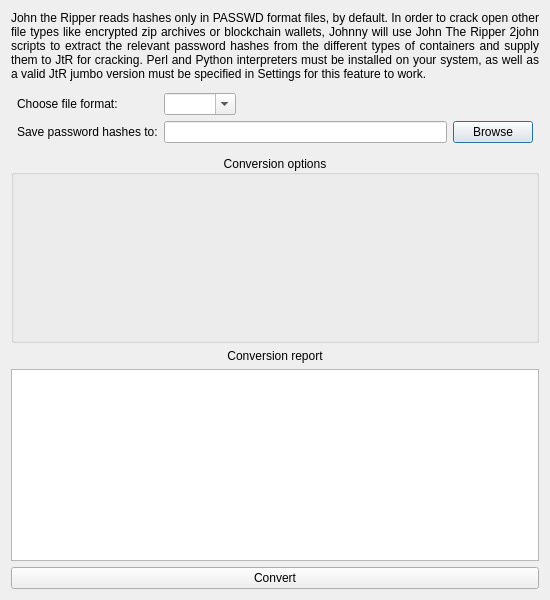
openwall/johnny, file forms/openotherformatfiledialog.ui: the form before one commit.
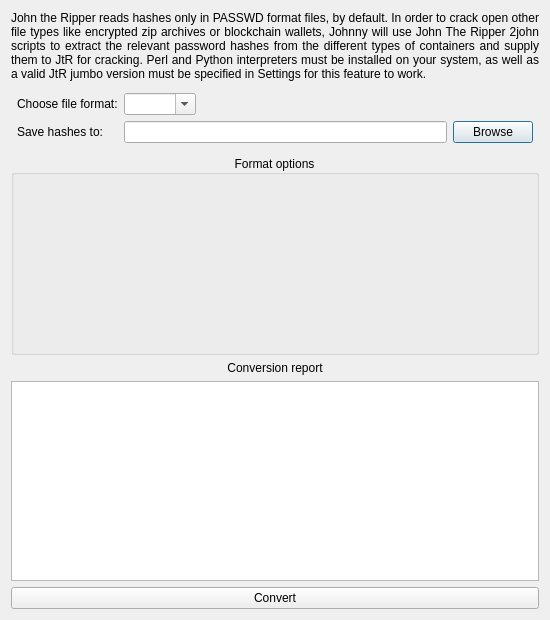
The form after the commit.

Commit message: More fixes for the 2john format functionality.

The edit to the form file:
```diff
--- a/forms/openotherformatfiledialog.ui
+++ b/forms/openotherformatfiledialog.ui
@@ -7,13 +7,13 @@
     <x>0</x>
     <y>0</y>
     <width>550</width>
-    <height>600</height>
+    <height>620</height>
    </rect>
   </property>
   <property name="minimumSize">
    <size>
     <width>550</width>
-    <height>600</height>
+    <height>620</height>
    </size>
   </property>
   <property name="windowTitle">
@@ -77,7 +77,7 @@
       <item row="1" column="0">
        <widget class="QLabel" name="label_3">
         <property name="text">
-         <string>Save password hashes to:</string>
+         <string>Save hashes to:</string>
         </property>
        </widget>
       </item>
@@ -107,7 +107,7 @@
       </sizepolicy>
      </property>
      <property name="title">
-      <string>Conversion options</string>
+      <string>Format options</string>
      </property>
      <property name="alignment">
       <set>Qt::AlignCenter</set>
@@ -142,7 +142,11 @@
     </widget>
    </item>
    <item>
-    <widget class="QTextEdit" name="textEditErrors"/>
+    <widget class="QTextEdit" name="textEditErrors">
+     <property name="readOnly">
+      <bool>true</bool>
+     </property>
+    </widget>
    </item>
    <item>
     <widget class="QPushButton" name="pushButtonConvert">
```
The commit also changes 2 other files.
